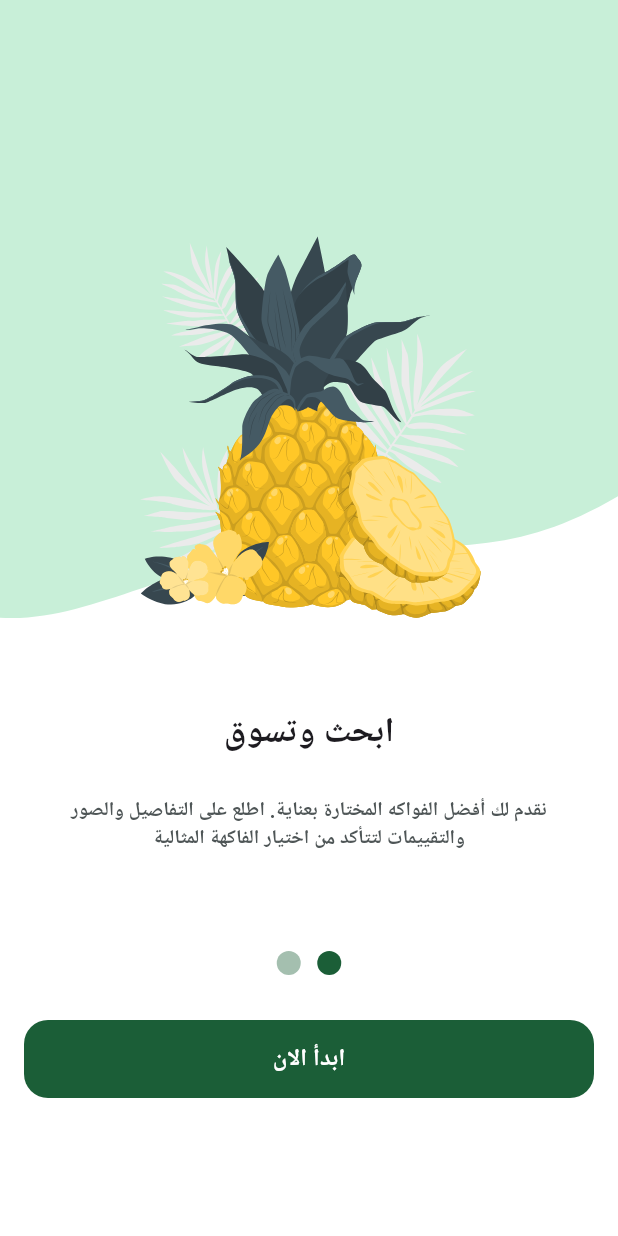
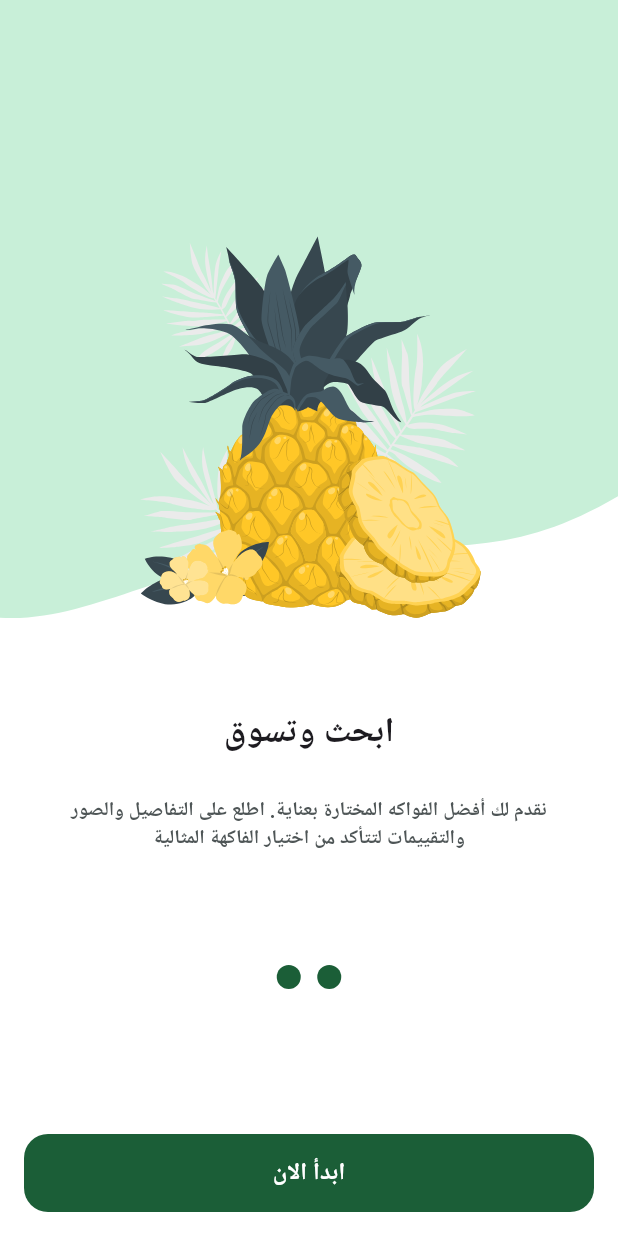
Before and after one commit to TarekLotfy30/fruit_hub, a Flutter app: the screen it shows after launch, swiped to page 2, on a phone screen of 412 x 824 dp. Run offline on Flutter 3.47's test engine with Material 3 defaults, Android fonts, the phone set to English and light mode, and no system bars; drawn by our look-alikes of smooth_page_indicator; our stand-ins replace device_preview, flutter_bloc, flutter_svg, google_fonts; Roboto replaces fonts that are missing (Cairo).

Commit message:
second commit

```diff
--- a/lib/core/helpers/extensions.dart
+++ b/lib/core/helpers/extensions.dart
@@ -20,7 +20,7 @@ extension Navigation on BuildContext {
   Future<dynamic> removeAllAndNavigateToNamedRoute(
     String routeName, {
     Object? arguments,
-    required RoutePredicate predicate,
+    required bool Function(Route<dynamic>) predicate,
   }) {
     return Navigator.of(this).pushNamedAndRemoveUntil(
       routeName,
@@ -35,6 +35,4 @@ extension Navigation on BuildContext {
   }
 }
 
-// lama btegy tenavigate mn screen ly el tanya bet2olo navigator .pop .,,,,
-// in calling  ha3ml el call 3an tareq el context
 // context.pop(),,
--- a/lib/core/routing/app_router.dart
+++ b/lib/core/routing/app_router.dart
@@ -2,10 +2,12 @@
 
 import 'package:flutter/material.dart';
 import 'package:flutter_bloc/flutter_bloc.dart';
-import 'package:fruit_hub/core/routing/routes.dart';
-import 'package:fruit_hub/features/onboarding/logic/onboarding_cubit.dart';
-import 'package:fruit_hub/features/onboarding/presentation/screen/onboarding_view.dart';
-import 'package:fruit_hub/features/splash/presentation/screens/splash_view.dart';
+
+import '../../features/auth/presentation/screen/login_view.dart';
+import '../../features/onboarding/logic/onboarding_cubit.dart';
+import '../../features/onboarding/presentation/screen/onboarding_view.dart';
+import '../../features/splash/presentation/screens/splash_view.dart';
+import 'routes.dart';
 
 class AppRouter {
   Route generateRoute(RouteSettings settings) {
@@ -18,6 +20,10 @@ class AppRouter {
             create: (context) => OnboardingCubit(),
             child: const OnboardingView(),
           ),
+        );
+      case Routes.loginScreen:
+        return _buildRoute(
+          const LoginView(),
         );
       default:
         return MaterialPageRoute(
--- a/lib/core/routing/routes.dart
+++ b/lib/core/routing/routes.dart
@@ -3,6 +3,6 @@
 class Routes {
   static const String splashScreen = '/';
   static const String onboardingScreen = '/onboardingScreen';
-  //static const String loginScreen = "/loginScreen";
-  //static const String signupScreen = "/signupScreen";
+  static const String loginScreen = '/loginScreen';
+//static const String signupScreen = "/signupScreen";
 }
--- a/lib/features/onboarding/logic/onboarding_cubit.dart
+++ b/lib/features/onboarding/logic/onboarding_cubit.dart
@@ -1,7 +1,8 @@
 import 'package:flutter/cupertino.dart';
 import 'package:flutter_bloc/flutter_bloc.dart';
-import 'package:fruit_hub/core/helpers/images.dart';
-import 'package:fruit_hub/features/onboarding/data/onboarding_model.dart';
+
+import '../../../core/helpers/images.dart';
+import '../data/onboarding_model.dart';
 
 part 'onboarding_state.dart';
 
@@ -40,6 +41,7 @@ class OnboardingCubit extends Cubit<OnboardingState> {
   /// Shows the button only on the last page.
   void showButton(int index) {
     cubitIndex = index;
+
     if (cubitIndex == onboardingPages.length - 1) {
       emit(ShowButton());
     } else {
--- a/lib/features/onboarding/presentation/screen/onboarding_view.dart
+++ b/lib/features/onboarding/presentation/screen/onboarding_view.dart
@@ -1,5 +1,6 @@
 import 'package:flutter/material.dart';
-import 'package:fruit_hub/features/onboarding/presentation/widgets/onboarding_view_body.dart';
+
+import 'onboarding_view_body.dart';
 
 class OnboardingView extends StatelessWidget {
   const OnboardingView({super.key});
--- /dev/null
+++ b/lib/features/onboarding/presentation/screen/onboarding_view_body.dart
@@ -0,0 +1,127 @@
+import 'package:flutter/material.dart';
+import 'package:flutter_bloc/flutter_bloc.dart';
+import 'package:smooth_page_indicator/smooth_page_indicator.dart';
+
+import '../../../../core/helpers/extensions.dart';
+import '../../../../core/routing/routes.dart';
+import '../../../../core/theming/colors/app_colors.dart';
+import '../../../../core/theming/typography/text_style.dart';
+import '../../../../core/widgets/app_button_custom.dart';
+import '../../../../core/widgets/app_text_custom.dart';
+import '../../logic/onboarding_cubit.dart';
+import '../widgets/onboarding_custom_widget.dart';
+
+part '../widgets/build_start_button.dart';
+
+class OnboardingViewBody extends StatelessWidget {
+  const OnboardingViewBody({
+    super.key,
+  });
+
+  @override
+  Widget build(BuildContext context) {
+    final onboardingCubit = OnboardingCubit.get(context); // Accessing Cubit
+    return SafeArea(
+      child: Column(
+        children: [
+          Expanded(
+            child: Column(
+              children: [
+                Stack(
+                  children: [
+                    ConstrainedBox(
+                      constraints: BoxConstraints(
+                        maxHeight: MediaQuery.of(context).size.height * 0.72,
+                      ),
+                      child: PageView.builder(
+                        itemBuilder: (context, index) => OnboardingWidget(
+                          onboardingModel:
+                              onboardingCubit.onboardingPages[index],
+                          onboardingCubit: onboardingCubit,
+                        ),
+                        controller: onboardingCubit.boardController,
+                        itemCount: onboardingCubit.onboardingPages.length,
+                        onPageChanged: onboardingCubit.showButton,
+                      ),
+                    ),
+                    BlocBuilder<OnboardingCubit, OnboardingState>(
+                      builder: (context, state) {
+                        return Visibility(
+                          visible: onboardingCubit.cubitIndex == 0,
+                          child: Align(
+                            alignment: Alignment.topRight,
+                            child: Padding(
+                              padding: const EdgeInsets.symmetric(
+                                horizontal: 10,
+                                vertical: 20,
+                              ),
+                              child: TextButton(
+                                onPressed: () async {
+                                  context.removeAllAndNavigateToNamedRoute(
+                                    Routes.loginScreen,
+                                    predicate: (route) => false,
+                                  );
+                                },
+                                child: AppText(
+                                  text: 'تخط',
+                                  style: AppStyles.textStyle13
+                                      .copyWith(color: AppColors.primaryColor),
+                                ),
+                              ),
+                            ),
+                          ),
+                        );
+                      },
+                    ),
+                  ],
+                ),
+                const SizedBox(height: 50),
+                BlocBuilder<OnboardingCubit, OnboardingState>(
+                  builder: (context, state) {
+                    return SmoothPageIndicator(
+                      controller: onboardingCubit.boardController,
+                      count: onboardingCubit.onboardingPages.length,
+                      effect: WormEffect(
+                        spacing: 11,
+                        radius: 11,
+                        dotWidth: 16,
+                        dotHeight: 16,
+                        dotColor: onboardingCubit.cubitIndex == 1
+                            ? AppColors.primaryColor
+                            : AppColors.primaryColor.withOpacity(0.4),
+                        activeDotColor: AppColors.primaryColor,
+                      ),
+                    );
+                  },
+                ),
+              ],
+            ),
+          ),
+          BlocBuilder<OnboardingCubit, OnboardingState>(
+            builder: (context, state) {
+              return Visibility(
+                visible: onboardingCubit.cubitIndex == 1,
+                replacement: const SizedBox(),
+                child: Padding(
+                  padding: const EdgeInsets.symmetric(
+                    vertical: 16,
+                    horizontal: 16,
+                  ),
+                  child: AppButton(
+                    onPressed: () async {
+                      context.removeAllAndNavigateToNamedRoute(
+                        Routes.loginScreen,
+                        predicate: (route) => false,
+                      );
+                    },
+                    buttonText: 'ابدأ الان',
+                  ),
+                ),
+              );
+            },
+          ),
+        ],
+      ),
+    );
+  }
+}
--- a/lib/features/onboarding/presentation/widgets/build_page_indicator.dart
+++ /dev/null
@@ -1,32 +0,0 @@
-part of 'onboarding_view_body.dart';
-
-class _BuildPageIndicator extends StatelessWidget {
-  const _BuildPageIndicator({
-    required this.onboardingCubit,
-  });
-
-  final OnboardingCubit onboardingCubit;
-
-  @override
-  Widget build(BuildContext context) {
-    return SmoothPageIndicator(
-      controller: onboardingCubit.boardController, // PageController
-      count: onboardingCubit.onboardingPages.length,
-      effect: WormEffect(
-        spacing: 11,
-        radius: 11,
-        dotWidth: 16,
-        dotHeight: 16,
-        dotColor: AppColors.primaryColor.withOpacity(0.4),
-        activeDotColor: AppColors.primaryColor,
-      ),
-      onDotClicked: (index) async {
-        onboardingCubit.boardController.animateToPage(
-          index,
-          duration: const Duration(milliseconds: 500),
-          curve: Curves.easeInOut,
-        );
-      },
-    );
-  }
-}
--- a/lib/features/onboarding/presentation/widgets/build_page_view.dart
+++ /dev/null
@@ -1,25 +0,0 @@
-part of 'onboarding_view_body.dart';
-
-class _BuildPageView extends StatelessWidget {
-  const _BuildPageView({
-    required this.onboardingCubit,
-  });
-
-  final OnboardingCubit onboardingCubit;
-
-  @override
-  Widget build(BuildContext context) {
-    return SizedBox(
-      height: MediaQuery.of(context).size.height * 0.75,
-      child: PageView.builder(
-        itemBuilder: (context, index) => OnboardingWidget(
-          onboardingModel: onboardingCubit.onboardingPages[index],
-          onboardingCubit: onboardingCubit,
-        ),
-        controller: onboardingCubit.boardController,
-        itemCount: onboardingCubit.onboardingPages.length,
-        onPageChanged: onboardingCubit.showButton,
-      ),
-    );
-  }
-}
--- a/lib/features/onboarding/presentation/widgets/build_start_button.dart
+++ b/lib/features/onboarding/presentation/widgets/build_start_button.dart
@@ -1,4 +1,4 @@
-part of 'onboarding_view_body.dart';
+part of '../screen/onboarding_view_body.dart';
 
 class _BuildStartButton extends StatelessWidget {
   const _BuildStartButton({
--- a/lib/features/onboarding/presentation/widgets/onboarding_custom_widget.dart
+++ b/lib/features/onboarding/presentation/widgets/onboarding_custom_widget.dart
@@ -1,11 +1,10 @@
 import 'package:flutter/material.dart';
-import 'package:flutter_bloc/flutter_bloc.dart';
 import 'package:flutter_svg/flutter_svg.dart';
-import 'package:fruit_hub/core/theming/colors/app_colors.dart';
-import 'package:fruit_hub/core/theming/typography/text_style.dart';
-import 'package:fruit_hub/core/widgets/app_text_custom.dart';
-import 'package:fruit_hub/features/onboarding/data/onboarding_model.dart';
-import 'package:fruit_hub/features/onboarding/logic/onboarding_cubit.dart';
+import '../../../../core/theming/colors/app_colors.dart';
+import '../../../../core/theming/typography/text_style.dart';
+import '../../../../core/widgets/app_text_custom.dart';
+import '../../data/onboarding_model.dart';
+import '../../logic/onboarding_cubit.dart';
 
 class OnboardingWidget extends StatelessWidget {
   const OnboardingWidget({
@@ -39,36 +38,6 @@ class OnboardingWidget extends StatelessWidget {
                   onboardingModel.image,
                   fit: BoxFit.cover,
                 ),
-              ),
-              BlocBuilder<OnboardingCubit, OnboardingState>(
-                builder: (context, state) {
-                  return Visibility(
-                    visible: onboardingCubit.cubitIndex == 0,
-                    replacement: const SizedBox(),
-                    child: Align(
-                      alignment: Alignment.topRight,
-                      child: Padding(
-                        padding: const EdgeInsets.symmetric(
-                          horizontal: 10,
-                          vertical: 20,
-                        ),
-                        child: TextButton(
-                          onPressed: () async {
-                            onboardingCubit.boardController.nextPage(
-                              duration: const Duration(milliseconds: 100),
-                              curve: Curves.fastLinearToSlowEaseIn,
-                            );
-                          },
-                          child: AppText(
-                            text: 'تخط',
-                            style: AppStyles.textStyle13
-                                .copyWith(color: AppColors.primaryColor),
-                          ),
-                        ),
-                      ),
-                    ),
-                  );
-                },
               ),
             ],
           ),
--- a/lib/features/onboarding/presentation/widgets/onboarding_view_body.dart
+++ /dev/null
@@ -1,36 +0,0 @@
-import 'package:flutter/material.dart';
-import 'package:flutter_bloc/flutter_bloc.dart';
-import 'package:fruit_hub/core/theming/colors/app_colors.dart';
-import 'package:fruit_hub/core/widgets/app_button_custom.dart';
-import 'package:fruit_hub/core/widgets/app_text_custom.dart';
-import 'package:fruit_hub/features/onboarding/logic/onboarding_cubit.dart';
-import 'package:fruit_hub/features/onboarding/presentation/widgets/onboarding_custom_widget.dart';
-import 'package:smooth_page_indicator/smooth_page_indicator.dart';
-
-import '../../../../core/theming/typography/text_style.dart';
-
-part 'build_page_indicator.dart';
-part 'build_page_view.dart';
-part 'build_start_button.dart';
-
-class OnboardingViewBody extends StatelessWidget {
-  const OnboardingViewBody({
-    super.key,
-  });
-
-  @override
-  Widget build(BuildContext context) {
-    final onboardingCubit = OnboardingCubit.get(context); // Accessing Cubit
-    return SafeArea(
-      child: Column(
-        children: [
-          _BuildPageView(onboardingCubit: onboardingCubit),
-          const SizedBox(height: 16),
-          _BuildPageIndicator(onboardingCubit: onboardingCubit),
-          const SizedBox(height: 30),
-          _BuildStartButton(onboardingCubit: onboardingCubit),
-        ],
-      ),
-    );
-  }
-}
--- a/lib/fruit_app.dart
+++ b/lib/fruit_app.dart
@@ -1,7 +1,8 @@
+import 'package:device_preview/device_preview.dart';
 import 'package:flutter/material.dart';
-import 'package:fruit_hub/core/routing/app_router.dart';
-import 'package:fruit_hub/core/routing/routes.dart';
-import 'package:fruit_hub/core/theming/themes/app_theme.dart';
+import 'core/routing/app_router.dart';
+import 'core/routing/routes.dart';
+import 'core/theming/themes/app_theme.dart';
 
 class FruitApp extends StatelessWidget {
   const FruitApp({super.key, required this.appRouter});
@@ -11,6 +12,8 @@ class FruitApp extends StatelessWidget {
   @override
   Widget build(BuildContext context) {
     return MaterialApp(
+      //locale: DevicePreview.locale(context),
+      builder: DevicePreview.appBuilder,
       debugShowCheckedModeBanner: false,
       theme: AppTheme.lightMode,
       initialRoute: Routes.splashScreen,
--- a/pubspec.yaml
+++ b/pubspec.yaml
@@ -14,11 +14,12 @@ dependencies:
     sdk: flutter
 
   cupertino_icons: ^1.0.8
-  flutter_svg: ^2.0.15
+  flutter_svg: ^2.0.16
   google_fonts: ^6.2.1
   bloc: ^8.1.4
   flutter_bloc: ^8.1.6
   smooth_page_indicator: ^1.2.0+3
+  device_preview: ^1.2.0
 
 dev_dependencies:
   flutter_test:
```
Also changed, not shown: lib/main.dart (+14 -5 lines), pubspec.lock, 2 other files.
